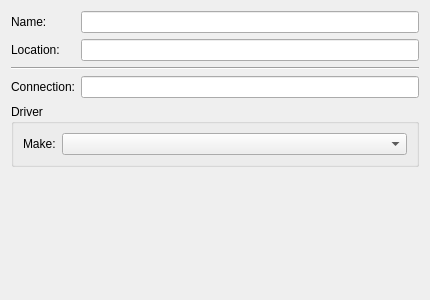
Qt form libqcups/ModifyPrinter.ui (KDE/print-manager) before a commit.
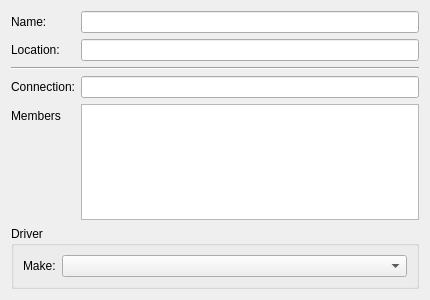
The same form after that commit. Custom widgets are drawn as their Qt base class.

Commit message: Improved class handling

```diff
--- a/libqcups/ModifyPrinter.ui
+++ b/libqcups/ModifyPrinter.ui
@@ -77,7 +77,7 @@
        </property>
       </widget>
      </item>
-     <item row="4" column="0" colspan="2">
+     <item row="5" column="0" colspan="2">
       <widget class="QGroupBox" name="groupBox">
        <property name="title">
         <string>Driver</string>
@@ -106,6 +106,16 @@
        </layout>
       </widget>
      </item>
+     <item row="4" column="0">
+      <widget class="QLabel" name="membersL">
+       <property name="text">
+        <string>Members</string>
+       </property>
+      </widget>
+     </item>
+     <item row="4" column="1">
+      <widget class="QListView" name="membersLV"/>
+     </item>
     </layout>
    </item>
   </layout>
```
Left out of the diff: 2 changed lines with no effect on the pictures. The commit also changes 16 other files.
